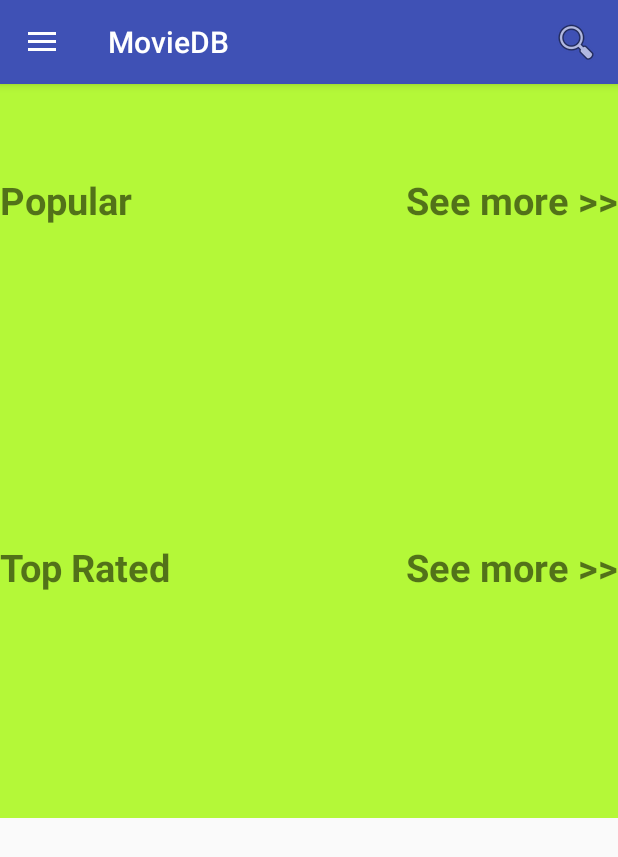
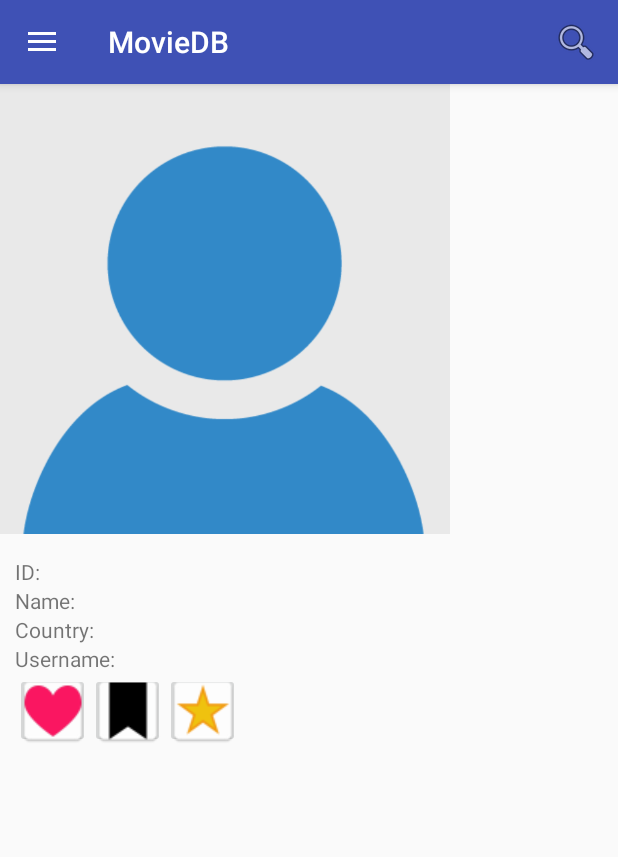
Before and after one commit to tdsang01/moviedb_03, an Android app: the screen it shows after launch (MainActivity), in the side drawer, after a tap on "Account", on a phone screen of 412 x 824 dp. Shown: the top 857 px of the screen. Run offline under Robolectric (Android 15) with nearby library versions, the phone set to English and light mode, and no system bars; our stand-ins replace Picasso; pictures from the network do not load; 1 statement that could not run was skipped.

Commit message:
create ui account detail

```diff
--- a/app/build.gradle
+++ b/app/build.gradle
@@ -25,11 +25,11 @@ dependencies {
     androidTestCompile('com.android.support.test.espresso:espresso-core:2.2.2', {
         exclude group: 'com.android.support', module: 'support-annotations'
     })
+    testCompile 'junit:junit:4.12'
     compile 'com.android.support:appcompat-v7:24.2.1'
     compile 'com.android.support:support-v4:24.2.1'
     compile 'com.android.support:design:24.2.1'
     compile 'de.hdodenhof:circleimageview:1.3.0'
-    testCompile 'junit:junit:4.12'
     compile 'com.google.code.gson:gson:2.6.2'
     compile 'com.squareup.retrofit2:retrofit:2.0.2'
     compile 'com.squareup.picasso:picasso:2.4.0'
--- a/app/src/main/java/com/framgia/moviedb/ui/activity/MainActivity.java
+++ b/app/src/main/java/com/framgia/moviedb/ui/activity/MainActivity.java
@@ -15,6 +15,7 @@ import android.view.Menu;
 import android.view.MenuItem;
 
 import com.framgia.moviedb.R;
+import com.framgia.moviedb.ui.fragments.AccountDetailFragment;
 import com.framgia.moviedb.ui.fragments.CollectionsFragment;
 import com.framgia.moviedb.ui.fragments.GenreFragment;
 import com.framgia.moviedb.ui.fragments.MainFragment;
@@ -91,7 +92,7 @@ public class MainActivity extends AppCompatActivity
                 fragment = new MainFragment();
                 break;
             case R.id.nav_account:
-                // TODO Account feature
+                fragment = new AccountDetailFragment();
                 break;
             case R.id.nav_genres:
                 fragment = new GenreFragment();
--- /dev/null
+++ b/app/src/main/java/com/framgia/moviedb/ui/fragments/AccountDetailFragment.java
@@ -0,0 +1,25 @@
+package com.framgia.moviedb.ui.fragments;
+
+import android.os.Bundle;
+import android.support.v4.app.Fragment;
+import android.view.LayoutInflater;
+import android.view.View;
+import android.view.ViewGroup;
+
+import com.framgia.moviedb.R;
+
+/**
+ * A simple {@link Fragment} subclass.
+ */
+public class AccountDetailFragment extends Fragment {
+    public AccountDetailFragment() {
+        // Required empty public constructor
+    }
+
+    @Override
+    public View onCreateView(LayoutInflater inflater, ViewGroup container,
+                             Bundle savedInstanceState) {
+        // Inflate the layout for this fragment
+        return inflater.inflate(R.layout.fragment_account_detail, container, false);
+    }
+}
--- /dev/null
+++ b/app/src/main/res/layout/fragment_account_detail.xml
@@ -0,0 +1,71 @@
+<?xml version="1.0" encoding="utf-8"?>
+<LinearLayout xmlns:android="http://schemas.android.com/apk/res/android"
+              xmlns:app="http://schemas.android.com/apk/res-auto"
+              android:layout_width="match_parent"
+              android:layout_height="match_parent"
+              android:orientation="vertical">
+
+    <ImageView
+        android:id="@+id/image_account_avatar"
+        android:layout_width="@dimen/account_avatar_size"
+        android:layout_height="@dimen/account_avatar_size"
+        app:srcCompat="@drawable/avatar_default"/>
+
+    <LinearLayout
+        android:layout_width="match_parent"
+        android:layout_height="match_parent"
+        android:orientation="vertical"
+        android:paddingLeft="@dimen/account_padding_left"
+        android:paddingTop="@dimen/account_padding_top">
+
+        <TextView
+            android:id="@+id/text_acount_id"
+            android:layout_width="match_parent"
+            android:layout_height="wrap_content"
+            android:text="@string/account_detail_id"/>
+
+        <TextView
+            android:id="@+id/text_account_name"
+            android:layout_width="match_parent"
+            android:layout_height="wrap_content"
+            android:text="@string/account_detail_name"/>
+
+        <TextView
+            android:id="@+id/text_account_country"
+            android:layout_width="match_parent"
+            android:layout_height="wrap_content"
+            android:text="@string/account_detail_country"/>
+
+        <TextView
+            android:id="@+id/text_account_username"
+            android:layout_width="match_parent"
+            android:layout_height="wrap_content"
+            android:text="@string/account_detail_Username"/>
+
+        <LinearLayout
+            android:layout_width="match_parent"
+            android:layout_height="wrap_content"
+            android:orientation="horizontal">
+
+            <ImageButton
+                android:id="@+id/image_button_account_favorite"
+                android:layout_width="@dimen/account_image_size"
+                android:layout_height="@dimen/account_image_size"
+                app:srcCompat="@drawable/ic_favorite"/>
+
+            <ImageButton
+                android:id="@+id/image_button_account_watchlist"
+                android:layout_width="@dimen/account_image_size"
+                android:layout_height="@dimen/account_image_size"
+                app:srcCompat="@drawable/ic_watchlist"/>
+
+            <ImageButton
+                android:id="@+id/image_button_account_rated"
+                android:layout_width="@dimen/account_image_size"
+                android:layout_height="@dimen/account_image_size"
+                app:srcCompat="@drawable/ic_rated"/>
+        </LinearLayout>
+    </LinearLayout>
+
+
+</LinearLayout>
--- a/app/src/main/res/values/dimens.xml
+++ b/app/src/main/res/values/dimens.xml
@@ -37,4 +37,8 @@
     <dimen name="image_poster_width">250dp</dimen>
     <dimen name="image_poster_height">350dp</dimen>
     <dimen name="text_size_movie_detail_name">20sp</dimen>
+    <dimen name="account_avatar_size">300dp</dimen>
+    <dimen name="account_padding_top">15dp</dimen>
+    <dimen name="account_padding_left">10dp</dimen>
+    <dimen name="account_image_size">50dp</dimen>
 </resources>
--- a/app/src/main/res/values/strings.xml
+++ b/app/src/main/res/values/strings.xml
@@ -44,4 +44,8 @@
     <string name="text_runtime_detail">Runtime:\u0020</string>
     <string name="text_populary_detail">Populary:\u0020</string>
     <string name="text_overview_detail">Overview:\u0020</string>
+    <string name="account_detail_id">ID:\u0020</string>
+    <string name="account_detail_name">Name:\u0020</string>
+    <string name="account_detail_country">Country:\u0020</string>
+    <string name="account_detail_Username">Username:\u0020</string>
 </resources>
```
Also changed, not shown: app/src/main/res/drawable/avatar_default.png (added), app/src/main/res/drawable/favorite_false.png (deleted), app/src/main/res/drawable/favorite_true.png (deleted), app/src/main/res/drawable/ic_favorite.png (added), app/src/main/res/drawable/ic_rated.png (added), app/src/main/res/drawable/ic_watchlist.png (added).
